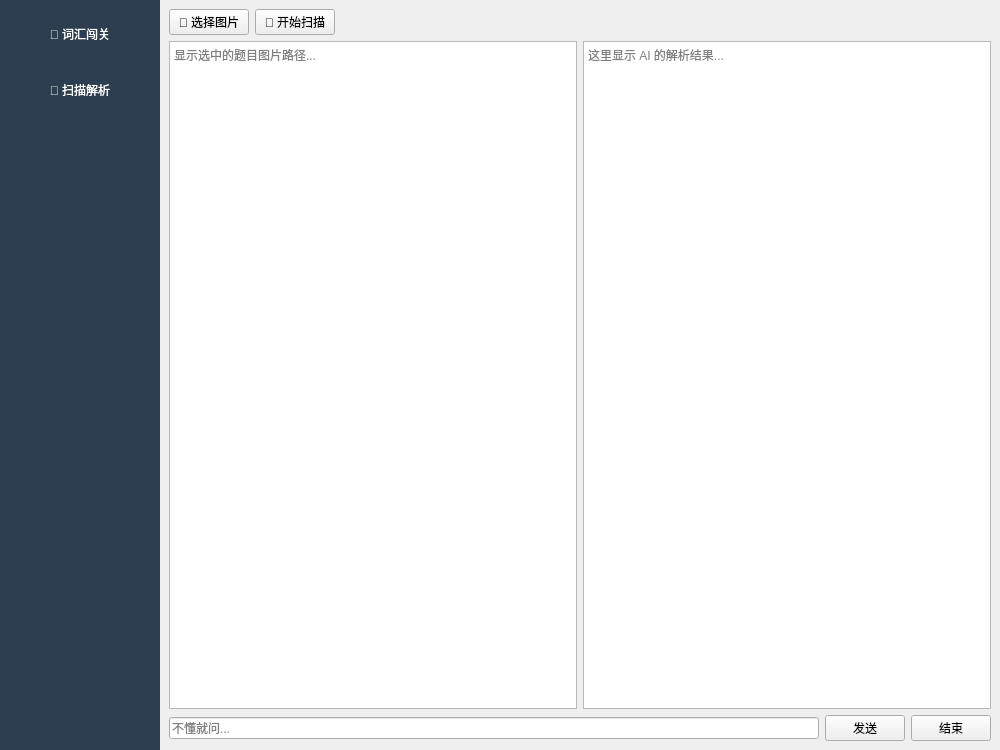
Before: the Qt Designer form resources/main_window.ui in andrezha/EngMaster-AI-Agent, drawn with Qt 5.
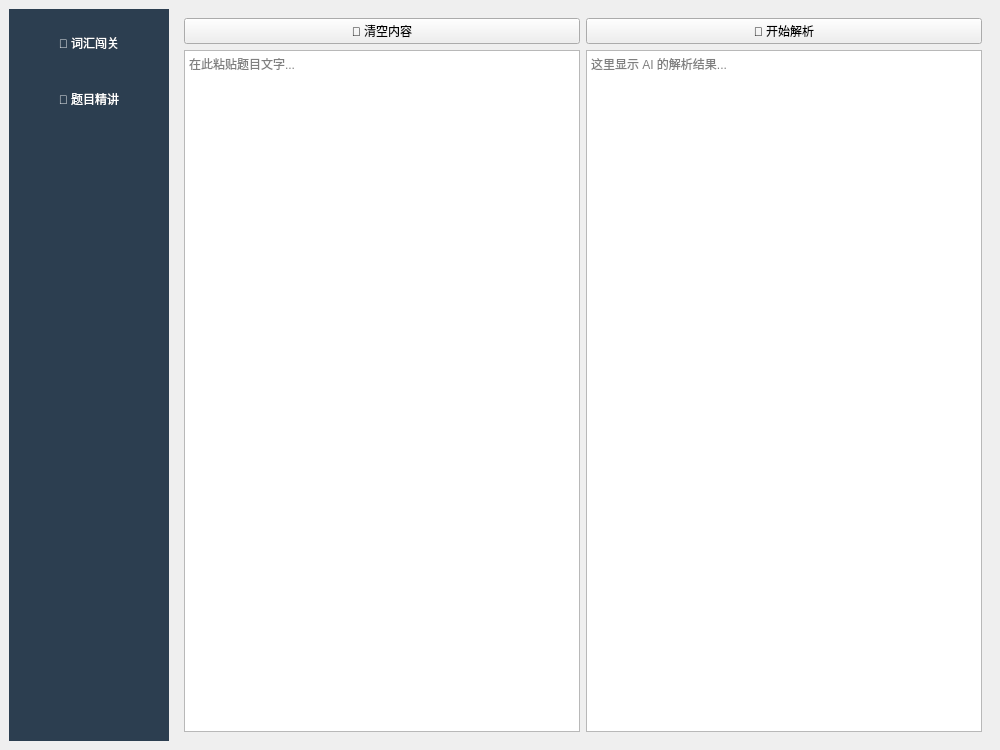
After: the same form once the commit is applied. The open tabs and pages were chosen to show the change.

The edit to the form file:
```diff
--- a/resources/main_window.ui
+++ b/resources/main_window.ui
@@ -6,16 +6,14 @@
   <property name="windowTitle"><string>高考英语 AI 助教</string></property>
   <widget class="QWidget" name="centralwidget">
    <layout class="QHBoxLayout" name="main_layout">
-    <property name="spacing"><number>0</number></property>
-    <property name="margin"><number>0</number></property>
     <item>
      <widget class="QFrame" name="nav_bar">
       <property name="minimumSize"><size><width>160</width><height>0</height></size></property>
       <property name="styleSheet"><string>background-color: #2c3e50; color: white; border: none;</string></property>
       <layout class="QVBoxLayout" name="nav_v_layout">
        <item><widget class="QPushButton" name="btn_nav_vocab"><property name="minimumSize"><size><width>0</width><height>50</height></size></property><property name="text"><string>📝 词汇闯关</string></property></widget></item>
-       <item><widget class="QPushButton" name="btn_nav_scan"><property name="minimumSize"><size><width>0</width><height>50</height></size></property><property name="text"><string>📸 扫描解析</string></property></widget></item>
-       <item><spacer name="v_spacer"><property name="orientation"><enum>Qt::Vertical</enum></property><property name="sizeHint" stdset="0"><size><width>20</width><height>40</height></size></property></spacer></item>
+       <item><widget class="QPushButton" name="btn_nav_scan"><property name="minimumSize"><size><width>0</width><height>50</height></size></property><property name="text"><string>📝 题目精讲</string></property></widget></item>
+       <item><spacer name="verticalSpacer"><property name="orientation"><enum>Qt::Vertical</enum></property><property name="sizeHint" stdset="0"><size><width>20</width><height>40</height></size></property></spacer></item>
       </layout>
      </widget>
     </item>
@@ -24,34 +22,27 @@
       <property name="currentIndex"><number>0</number></property>
       <widget class="QWidget" name="page_vocab">
        <layout class="QVBoxLayout" name="vocab_v_layout">
-        <item><widget class="QLabel" name="timer_label"><property name="text"><string>10</string></property><property name="alignment"><set>Qt::AlignRight</set></property><property name="styleSheet"><string>font-size: 20px; color: red;</string></property></widget></item>
-        <item><widget class="QTextEdit" name="vocab_display"><property name="readOnly"><bool>true</bool></property><property name="styleSheet"><string>font-size: 40px; border: none;</string></property></widget></item>
-        <item><widget class="QLineEdit" name="vocab_input"><property name="minimumSize"><size><width>0</width><height>60</height></size></property><property name="placeholderText"><string>请在此输入对应的英文单词...</string></property><property name="styleSheet"><string>font-size: 24px; border: 2px solid #bdc3c7; border-radius: 10px;</string></property></widget></item>
-        <item><spacer name="v_spacer_v"><property name="orientation"><enum>Qt::Vertical</enum></property><property name="sizeHint" stdset="0"><size><width>20</width><height>40</height></size></property></spacer></item>
+        <item><widget class="QLabel" name="timer_label"><property name="text"><string>15</string></property><property name="alignment"><set>Qt::AlignRight|Qt::AlignTrailing|Qt::AlignVCenter</set></property><property name="styleSheet"><string>font-size: 24px; color: #e74c3c; font-weight: bold;</string></property></widget></item>
+        <item><widget class="QTextEdit" name="vocab_display"><property name="readOnly"><bool>true</bool></property><property name="styleSheet"><string>font-size: 40px; border: none; background: transparent;</string></property></widget></item>
+        <item><widget class="QLineEdit" name="vocab_input"><property name="minimumSize"><size><width>0</width><height>60</height></size></property><property name="placeholderText"><string>请在此输入对应的英文单词...</string></property><property name="styleSheet"><string>font-size: 24px; border: 2px solid #bdc3c7; border-radius: 10px; padding: 5px;</string></property></widget></item>
+        <item><widget class="QPushButton" name="btn_confirm"><property name="minimumSize"><size><width>0</width><height>50</height></size></property><property name="text"><string>确定 (Enter)</string></property><property name="styleSheet"><string>background-color: #3498db; color: white; font-size: 20px; font-weight: bold; border-radius: 10px;</string></property></widget></item>
+        <item><spacer name="verticalSpacer_2"><property name="orientation"><enum>Qt::Vertical</enum></property><property name="sizeHint" stdset="0"><size><width>20</width><height>40</height></size></property></spacer></item>
        </layout>
       </widget>
       <widget class="QWidget" name="page_scan">
        <layout class="QVBoxLayout" name="scan_v_layout">
         <item>
          <layout class="QHBoxLayout" name="scan_h_btns">
-          <item><widget class="QPushButton" name="btn_scan"><property name="text"><string>📸 选择图片</string></property></widget></item>
-          <item><widget class="QPushButton" name="btn_start_ai"><property name="text"><string>🚀 开始扫描</string></property></widget></item>
-          <item><spacer name="h_spacer_s"><property name="orientation"><enum>Qt::Horizontal</enum></property><property name="sizeHint" stdset="0"><size><width>40</width><height>20</height></size></property></spacer></item>
+          <item><widget class="QPushButton" name="btn_scan"><property name="text"><string>🧹 清空内容</string></property></widget></item>
+          <item><widget class="QPushButton" name="btn_start_ai"><property name="text"><string>🚀 开始解析</string></property></widget></item>
          </layout>
         </item>
         <item>
          <layout class="QHBoxLayout" name="scan_content_layout">
-          <item><widget class="QTextEdit" name="raw_text_area"><property name="placeholderText"><string>显示选中的题目图片路径...</string></property></widget></item>
+          <item><widget class="QTextEdit" name="raw_text_area"><property name="placeholderText"><string>在此粘贴题目文字...</string></property></widget></item>
           <item><widget class="QTextEdit" name="ai_answer_area"><property name="readOnly"><bool>true</bool></property><property name="placeholderText"><string>这里显示 AI 的解析结果...</string></property></widget></item>
          </layout>
         </item>
-        <item>
-         <layout class="QHBoxLayout" name="scan_bottom_ask">
-          <item><widget class="QLineEdit" name="ask_input"><property name="placeholderText"><string>不懂就问...</string></property></widget></item>
-          <item><widget class="QPushButton" name="btn_send"><property name="text"><string>发送</string></property></widget></item>
-          <item><widget class="QPushButton" name="btn_finish"><property name="text"><string>结束</string></property></widget></item>
-         </layout>
-        </item>
        </layout>
       </widget>
      </widget>
```
